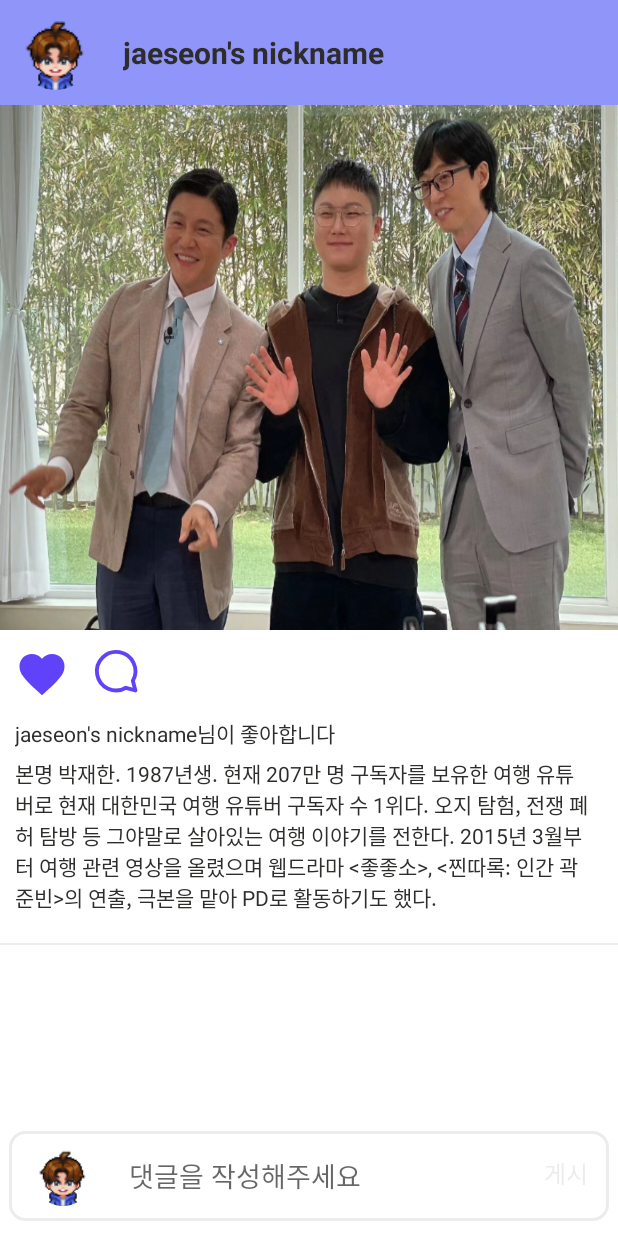
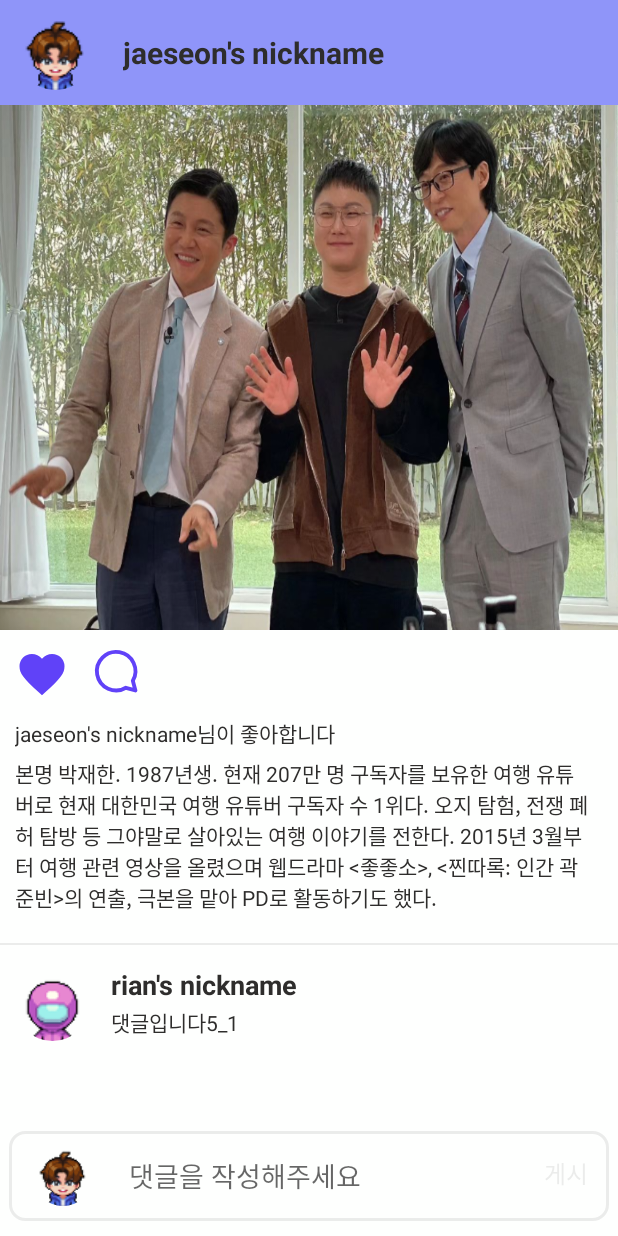
Before and after one commit to MunkiJeon/troll2s_Project, an Android app: the DetailActivity screen opened directly, with no data from a screen before it, on a phone screen of 412 x 824 dp. Run offline under Robolectric (Android 15) with nearby library versions, the phone set to English and light mode, and no system bars.

Commit message:
[임시 저장]

```diff
--- a/app/src/main/java/Dummy.kt
+++ b/app/src/main/java/Dummy.kt
@@ -63,7 +63,7 @@ class Dummy(val youtuberToPosts: MutableMap<Youtuber, MutableList<Post>> = mutab
         val wonji = Youtuber("wonji", "1234", "원지", "wonji", profileIcon = R.drawable.wonji_profile_image)
         val soy = Youtuber("soy", "1234", "쏘이", "soy", profileIcon = R.drawable.soy_profile_image)
 
-        val post_panni1 = Post(R.drawable.post_main_image_panni1, "빠니보틀 제목1","본명 박재한. 1987년생. 현재 207만 명 구독자를 보유한 여행 유튜버로 현재 대한민국 여행 유튜버 구독자 수 1위다. 오지 탐험, 전쟁 폐허 탐방 등 그야말로 살아있는 여행 이야기를 전한다. 2015년 3월부터 여행 관련 영상을 올렸으며 웹드라마 <좋좋소>, <찐따록: 인간 곽준빈>의 연출, 극본을 맡아 PD로 활동하기도 했다.", jaeseon, panni, likes = mutableListOf(Like(jaeseon)))
+        val post_panni1 = Post(R.drawable.post_main_image_panni1, "빠니보틀 제목1","본명 박재한. 1987년생. 현재 207만 명 구독자를 보유한 여행 유튜버로 현재 대한민국 여행 유튜버 구독자 수 1위다. 오지 탐험, 전쟁 폐허 탐방 등 그야말로 살아있는 여행 이야기를 전한다. 2015년 3월부터 여행 관련 영상을 올렸으며 웹드라마 <좋좋소>, <찐따록: 인간 곽준빈>의 연출, 극본을 맡아 PD로 활동하기도 했다.", jaeseon, panni, likes = mutableListOf(Like(jaeseon)), comments = mutableListOf(comment5_1))
         val post_panni2 = Post(R.drawable.post_main_image_panni2, "빠니보틀 제목2","빠니보틀이 여행은 자유롭다. 근데 특별하다. 기존에 TV에서 보던 여행 콘텐츠와는 확연하게 다르다. 남들이 가지 않은 곳, 알려지지 않은 곳을 여행하고 현지인과도 자연스럽게 소통하고 녹아든다. 빠니보틀 영상 중에 가장 유명한 건 ‘인도 기차 1등칸과 꼴등칸 비교체험’이다. 4년 전 영상이고 무려 753만 회 조회수를 기록 중이다.", jaeseon, panni)
         val post_panni3 = Post(R.drawable.post_main_image_panni3, "빠니보틀 제목3","여행 유튜브 채널은 많다. 그럼에도 빠니보틀 콘텐츠를 보는 이유가 있다. 색깔이 뚜렷하다. 대부분 브이로그나 여행지를 보여주며 설명하는 콘텐츠라면 빠니보틀 영상은 직접 여행하는 느낌이 든다. ", jaeseon, panni)
         val post_panni4 = Post(R.drawable.post_main_image_panni4, "빠니보틀 제목4","MBC <태어난 김에 세계일주> 시리즈에 빠니보틀이 합류하면서 분위기가 확 바뀌었다. 그가 합류하기 전까지는 기존 여행 예능에 가까웠는데 그 틀을 깨버린 것이다. 기안84의 영어 표현을 고쳐주거나 돈을 펑펑 쓰는 지갑을 압수하는 등 인간적인 모습은 물론 재미있는 장면도 많이 나왔다.", jiwon, panni)
--- a/app/src/main/java/Like.kt
+++ b/app/src/main/java/Like.kt
@@ -2,4 +2,14 @@ import android.os.Parcelable
 import kotlinx.parcelize.Parcelize
 
 @Parcelize
-data class Like(val checkedUser: User) : Parcelable
+data class Like(val checkedUser: User) : Parcelable {
+    override fun equals(other: Any?): Boolean {
+        if (this === other) return true
+        if (other !is Like) return false
+        return checkedUser.id == other.checkedUser.id
+    }
+
+    override fun hashCode(): Int {
+        return checkedUser.id.hashCode()
+    }
+}
--- a/app/src/main/java/com/example/trolls/DetailActivity.kt
+++ b/app/src/main/java/com/example/trolls/DetailActivity.kt
@@ -4,10 +4,14 @@ import Comment
 import Dummy
 import Like
 import Post
+import User
+import android.app.ActivityOptions
 import android.content.Context
+import android.content.Intent
 import android.os.Bundle
 import android.text.Editable
 import android.text.TextWatcher
+import android.util.Pair
 import android.util.TypedValue
 import android.view.View
 import android.view.inputmethod.InputMethodManager
@@ -17,6 +21,7 @@ import android.widget.ImageView
 import android.widget.LinearLayout
 import android.widget.TextView
 import android.widget.Toast
+import android.widget.ToggleButton
 import androidx.activity.enableEdgeToEdge
 import androidx.appcompat.app.AppCompatActivity
 import androidx.constraintlayout.widget.ConstraintLayout
@@ -29,13 +34,6 @@ import com.bumptech.glide.request.RequestOptions
 import com.google.android.material.bottomsheet.BottomSheetDialog
 
 class DetailActivity : AppCompatActivity() {
-    // 임시로 post1로 설정
-    // 재선님 페이지와 연결하면 재선님 페이지에서 해당 포스트와 로그인한 유저를 받아와서 post1 부분을 받아온 데이터로 바꿔야함
-
-
-    val dummy = Dummy()
-
-    val loginedUser = dummy.users[0]
 
     // 지우면 안되는 변수들
     lateinit var parentLayout: LinearLayout
@@ -44,10 +42,10 @@ class DetailActivity : AppCompatActivity() {
     lateinit var detailBtnLike: ImageButton
     lateinit var detailSv: NestedScrollView
     lateinit var imm: InputMethodManager
+    lateinit var post: Post
+    lateinit var loginedUser: User
     val commentLayouts = mutableListOf<View>()
     var isClick = false
-    lateinit var post: Post
-
 
     override fun onCreate(savedInstanceState: Bundle?) {
         super.onCreate(savedInstanceState)
@@ -57,8 +55,20 @@ class DetailActivity : AppCompatActivity() {
         // -----------------------------------------------------------------------------------------------------------------------
 
         // 필요한 변수들 선언
-        post = intent.getParcelableExtra<Post>("post")?:dummy.posts[0]
+        if (intent.getStringExtra("from") == "ic_comment") {
+            // 댓글 게시 버튼 눌렀을 때 댓글 추가하는 로직
+            // 키보드를 보여줌
+            imm.showSoftInput(detailEtCommentBox, InputMethodManager.SHOW_IMPLICIT)
 
+            // detailEtCommentBox에 텍스트가 입력되면 submit 버튼 부분의 색깔이 바뀌는 코드
+            changedBtnColor(detailEtCommentBox)
+
+            // 댓글을 작성하고 submit 버튼을 누르면 댓글이 추가되는 함수
+            setSubmitButtonListenerForNewComment()
+        }
+
+        post = intent.getParcelableExtra<Post>("post")?:Dummy().posts[0]
+        loginedUser = Dummy().users.get(0)
 
         // 레이아웃
         val mainLayout = findViewById<ConstraintLayout>(R.id.main)
@@ -109,8 +119,14 @@ class DetailActivity : AppCompatActivity() {
         // 키보드를 제어하기 위한 변수
         imm = getSystemService(Context.INPUT_METHOD_SERVICE) as InputMethodManager
 
+        val image_view_post = ImageView(this)
+        val ic_comment = ImageView(this)
+        val ic_like = ToggleButton(this)
+        val content = TextView(this)
 
         // -----------------------------------------------------------------------------------------------------------------------
+
+
 
         // 메인 화면에서 받아온 데이터 셋팅
 
@@ -136,7 +152,7 @@ class DetailActivity : AppCompatActivity() {
             .into(detailIvCommentProfileImg)
 
         // 좋아요 목록 부분 텍스트 셋팅
-        showLikers(detailLikers, post)
+        showLikers(detailLikers)
 
         // 댓글 리스트 안에 있는 요소들을 동적으로 추가하는 로직
         post.comments.forEach {
@@ -212,10 +228,12 @@ class DetailActivity : AppCompatActivity() {
             if (isClick) {
                 detailBtnLike.setImageResource(R.drawable.ic_like)
                 post.likes.remove(Like(loginedUser))
+                showLikers(detailLikers)
                 isClick = false
             } else {
                 detailBtnLike.setImageResource(R.drawable.ic_like_full)
                 post.likes.add(Like(loginedUser))
+                showLikers(detailLikers)
                 isClick = true
             }
         }
@@ -406,7 +424,7 @@ class DetailActivity : AppCompatActivity() {
      * @param view : 좋아요를 누가 눌렀는지 보여주는 텍스트뷰
      * @author 신지원
      */
-    fun showLikers(view: TextView, post: Post) {
+    fun showLikers(view: TextView) {
 
         // 해당 글의 좋아요 리스트가 비어있지 않다면
         if (post.likes.isNotEmpty()) {
@@ -415,13 +433,13 @@ class DetailActivity : AppCompatActivity() {
                 // 사이즈가 1이라면
                 post.likes.size == 1 -> {
                     view.visibility = View.VISIBLE
-                    view.text = "${post.likes.iterator().next().checkedUser.nickname}님이 좋아합니다"
+                    view.text = "${post.likes.get(0).checkedUser.nickname}님이 좋아합니다"
                 }
 
                 // 사이즈가 1 초과라면
                 else -> {
                     view.visibility = View.VISIBLE
-                    view.text = "${post.likes.iterator().next().checkedUser.nickname}님 외 여러명이 좋아합니다"
+                    view.text = "${post.likes.get(0).checkedUser.nickname}님 외 여러명이 좋아합니다"
                 }
             }
         } else { // 해당 글의 좋아요가 비어있다면
--- a/app/src/main/java/com/example/trolls/MyPageActivity.kt
+++ b/app/src/main/java/com/example/trolls/MyPageActivity.kt
@@ -165,6 +165,7 @@ class MyPageActivity : AppCompatActivity() {
             circleView.setImageResource(post.imageResource) // drawable id
             circleView.setOnClickListener {
 //                postIntent.putExtra("IMG", post.imageResource)
+                postIntent.putExtra("activity from", "MyPage")
                 postIntent.putExtra("post", post)
                 startActivity(postIntent)
                 overridePendingTransition(R.anim.fade_in, R.anim.fade_out)
--- a/app/src/main/res/layout/activity_detail.xml
+++ b/app/src/main/res/layout/activity_detail.xml
@@ -58,7 +58,8 @@
                 app:layout_constraintEnd_toEndOf="parent"
                 app:layout_constraintStart_toStartOf="parent"
                 app:layout_constraintTop_toTopOf="parent"
-                tools:src="@mipmap/ic_launcher" />
+                tools:src="@mipmap/ic_launcher"
+                android:transitionName="iv_main_image"/>
 
             <androidx.constraintlayout.helper.widget.Flow
                 android:id="@+id/detail_flow_icons"
@@ -78,6 +79,7 @@
                 android:layout_height="36dp"
                 android:background="@android:color/transparent"
                 android:scaleType="fitXY"
+                android:transitionName="tb_like"
                 android:src="@drawable/ic_like"
                 app:tint="@color/button" />
 
@@ -87,6 +89,7 @@
                 android:layout_height="36dp"
                 android:background="@android:color/transparent"
                 android:scaleType="fitXY"
+                android:transitionName="iv_comment"
                 android:src="@drawable/ic_comment"
                 app:tint="@color/button" />
 
@@ -106,6 +109,7 @@
                 android:layout_marginTop="6dp"
                 app:layout_constraintStart_toStartOf="@id/detail_flow_icons"
                 app:layout_constraintTop_toBottomOf="@id/detail_likers"
+                android:transitionName="tv_content"
                 tools:text="나는 말하는 감자다 나는 말하는 감자다 나는 말하는 감자다 나는 말하는 감자다 나는 말하는 감자다 나는 말하는 감자다 나는 말하는 감자다 나는 말하는 감자다 나는 말하는 감자다 나는 말하는 감자다 나는 말하는 감자다 나는 말하는 감자다 나는 말하는 감자다 나는 말하는 감자다 나는 말하는 감자다 나는 말하는 감자다 나는 말하는 감자다 나는 말하는 감자다 나는 말하는 감자다 나는 말하는 감자다 나는 말하는 감자다 나는 말하는 감자다 나는 말하는 감자다 나는 말하는 감자다 나는 말하는 감자다 나는 말하는 감자다 나는 말하는 감자다 나는 말하는 감자다" />
 
             <View
```
